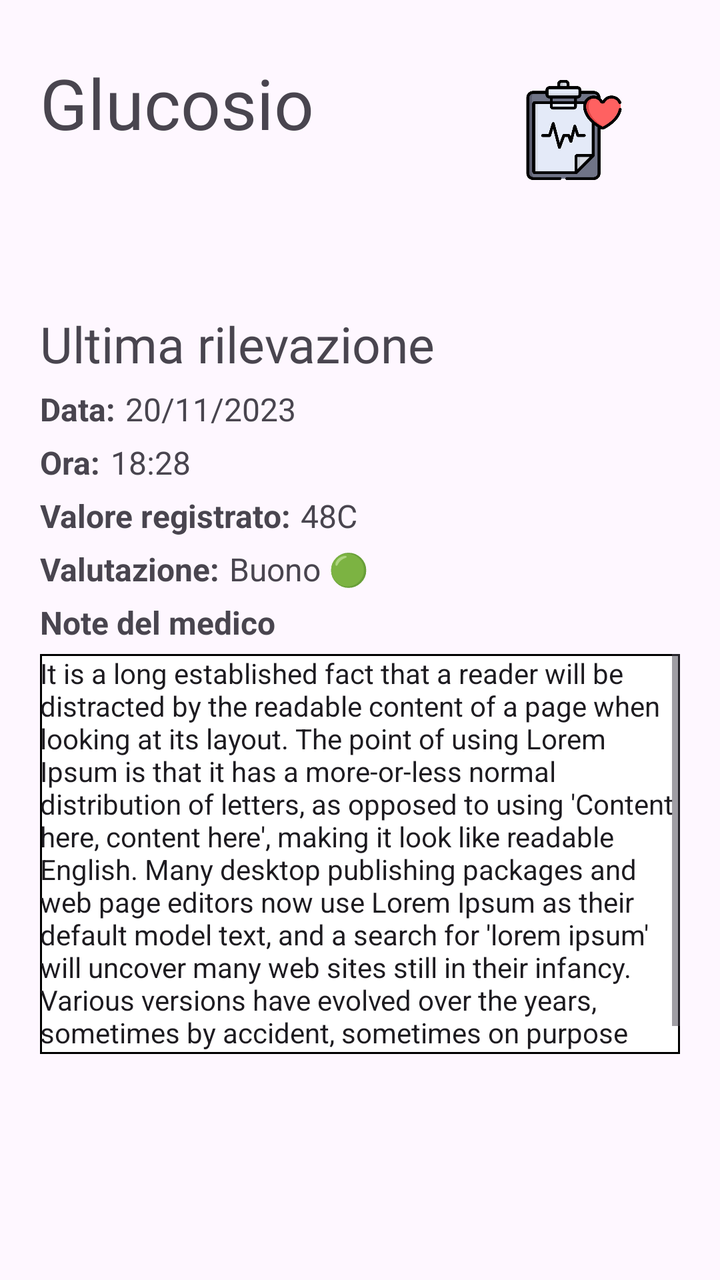
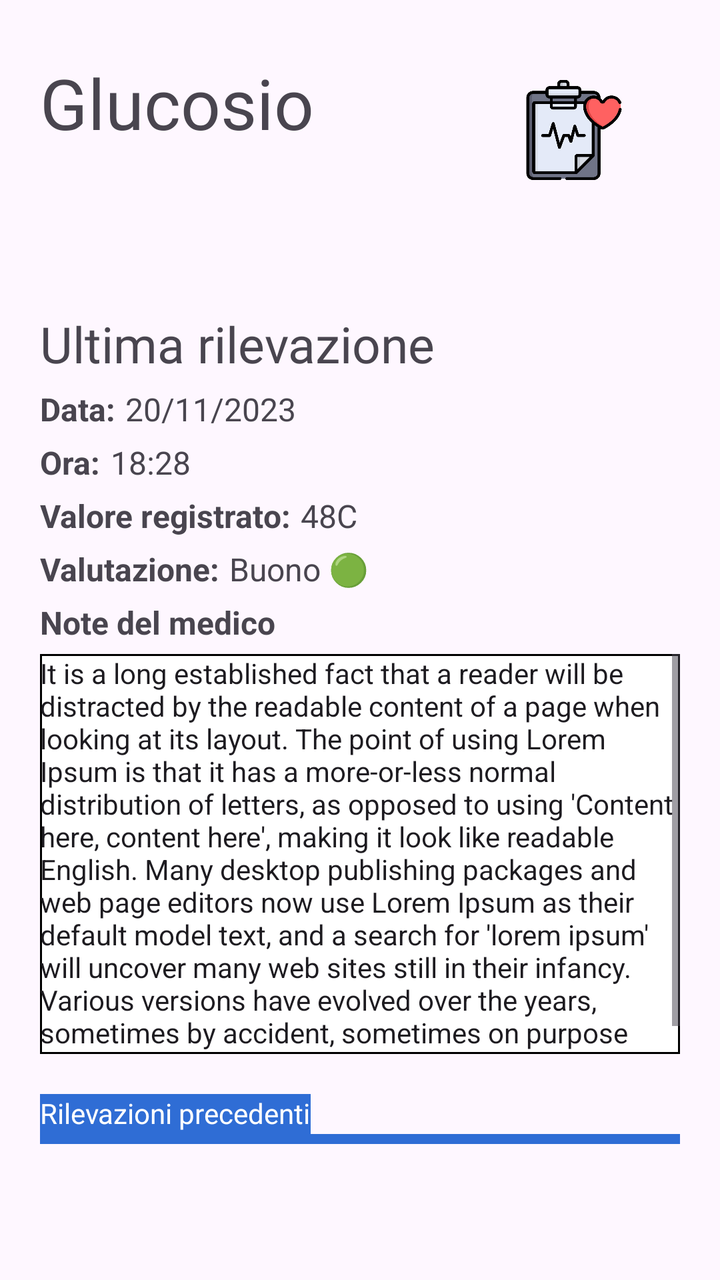

The first picture is an Android layout as it rendered before a commit; the second is the same layout after the commit. The layout source and the unified diff follow.
<!-- AndroidManifest.xml: application theme Theme.AsilApp -->
<!-- res/layout/fragment_detail_health_history.xml -->
<?xml version="1.0" encoding="utf-8"?>
<ScrollView xmlns:app="http://schemas.android.com/apk/res-auto"
    xmlns:tools="http://schemas.android.com/tools"
    android:layout_width="match_parent"
    android:layout_height="match_parent"
    xmlns:android="http://schemas.android.com/apk/res/android">
<androidx.constraintlayout.widget.ConstraintLayout
    android:layout_width="match_parent"
    android:layout_height="match_parent"
    tools:context=".view.home.DetailHealthHistoryFragment">


    <TextView
        android:id="@+id/detailHealthHistoryTitle"
        android:layout_width="270dp"
        android:layout_height="103dp"
        android:layout_marginLeft="20dp"
        android:layout_marginTop="28dp"
        android:layout_marginRight="20dp"
        android:fontFamily="@font/titillium_web_bold"
        android:text="Glucosio"
        android:textSize="@dimen/textDetailHealthHistoryTitle"
        app:layout_constraintHorizontal_bias="0.0"
        app:layout_constraintLeft_toLeftOf="parent"
        app:layout_constraintRight_toLeftOf="@+id/iconDetailTitle"
        app:layout_constraintTop_toTopOf="parent" />

    <ImageView
        android:id="@+id/iconDetailTitle"
        android:layout_width="50dp"
        android:layout_height="50dp"
        android:layout_marginTop="40dp"
        android:layout_marginRight="48dp"
        android:src="@drawable/medical_history"
        app:layout_constraintRight_toRightOf="parent"
        app:layout_constraintTop_toTopOf="parent">

    </ImageView>

    <TextView
        android:id="@+id/lastRecordHealthHistory"
        android:layout_width="wrap_content"
        android:layout_height="wrap_content"
        android:layout_marginStart="20dp"
        android:layout_marginTop="24dp"
        android:fontFamily="@font/titillium_web_bold"
        android:text="@string/lastRecordHealtHistory"
        android:textSize="25dp"
        app:layout_constraintStart_toStartOf="parent"
        app:layout_constraintTop_toBottomOf="@+id/detailHealthHistoryTitle" />


    <TextView
        android:id="@+id/dateLastRecordHealthHistoryLabel"
        android:layout_width="wrap_content"
        android:layout_height="wrap_content"
        android:layout_marginStart="20dp"
        android:layout_marginTop="5dp"
        android:text="@string/dateLastRecordHealthHistoryLabel"
        android:textSize="@dimen/valueDetailHealthHistory"
        android:textStyle="bold"
        app:layout_constraintStart_toStartOf="parent"
        app:layout_constraintTop_toBottomOf="@+id/lastRecordHealthHistory" />

    <TextView
        android:id="@+id/dateLastRecordHealthHistory"
        android:layout_width="wrap_content"
        android:layout_height="wrap_content"
        android:layout_marginLeft="5dp"
        android:layout_marginTop="5dp"
        android:text="20/11/2023"
        android:textSize="@dimen/valueDetailHealthHistory"
        app:layout_constraintLeft_toRightOf="@+id/dateLastRecordHealthHistoryLabel"
        app:layout_constraintTop_toBottomOf="@+id/lastRecordHealthHistory" />


    <TextView
        android:id="@+id/timeLastRecordHealthHistoryLabel"
        android:layout_width="wrap_content"
        android:layout_height="wrap_content"
        android:layout_marginStart="20dp"
        android:layout_marginTop="5dp"
        android:text="@string/timeLastRecordHealthHistoryLabel"
        android:textSize="@dimen/valueDetailHealthHistory"
        android:textStyle="bold"
        app:layout_constraintStart_toStartOf="parent"
        app:layout_constraintTop_toBottomOf="@+id/dateLastRecordHealthHistory" />

    <TextView
        android:id="@+id/timeLastRecordHealthHistory"
        android:layout_width="wrap_content"
        android:layout_height="wrap_content"
        android:layout_marginLeft="5dp"
        android:layout_marginTop="5dp"
        android:text="18:28"
        android:textSize="@dimen/valueDetailHealthHistory"
        app:layout_constraintLeft_toRightOf="@+id/timeLastRecordHealthHistoryLabel"
        app:layout_constraintTop_toBottomOf="@+id/dateLastRecordHealthHistory" />



    <TextView
        android:id="@+id/valueLastRecordHealthHistoryLabel"
        android:layout_width="wrap_content"
        android:layout_height="wrap_content"
        android:layout_marginStart="20dp"
        android:layout_marginTop="5dp"
        android:text="@string/valueLastRecordHealthHistoryLabel"
        android:textSize="@dimen/valueDetailHealthHistory"
        android:textStyle="bold"
        app:layout_constraintStart_toStartOf="parent"
        app:layout_constraintTop_toBottomOf="@+id/timeLastRecordHealthHistory" />

    <TextView
        android:id="@+id/valueLastRecordHealthHistory"
        android:layout_width="wrap_content"
        android:layout_height="wrap_content"
        android:layout_marginLeft="5dp"
        android:layout_marginTop="5dp"
        android:text="48"
        android:textSize="@dimen/valueDetailHealthHistory"
        app:layout_constraintLeft_toRightOf="@+id/valueLastRecordHealthHistoryLabel"
        app:layout_constraintTop_toBottomOf="@+id/timeLastRecordHealthHistory" />

    <TextView
        android:id="@+id/unityDetaildHealthHistory"
        android:layout_width="wrap_content"
        android:layout_height="wrap_content"
        android:layout_marginLeft="0dp"
        android:layout_marginTop="5dp"
        android:text="@string/unityTemperature"
        android:textSize="@dimen/valueDetailHealthHistory"
        app:layout_constraintLeft_toRightOf="@+id/valueLastRecordHealthHistory"
        app:layout_constraintTop_toBottomOf="@+id/timeLastRecordHealthHistory" />



    <TextView
        android:id="@+id/evalutationLastRecordHealthHistoryLabel"
        android:layout_width="wrap_content"
        android:layout_height="wrap_content"
        android:layout_marginStart="20dp"
        android:layout_marginTop="5dp"
        android:text="@string/evalutationLastRecordHealthHistoryLabel"
        android:textSize="@dimen/valueDetailHealthHistory"
        android:textStyle="bold"
        app:layout_constraintStart_toStartOf="parent"
        app:layout_constraintTop_toBottomOf="@+id/valueLastRecordHealthHistory" />

    <TextView
        android:id="@+id/evalutationLastRecordHealthHistory"
        android:layout_width="wrap_content"
        android:layout_height="wrap_content"
        android:layout_marginLeft="5dp"
        android:layout_marginTop="5dp"
        android:text="Buono 🟢"
        android:textSize="@dimen/valueDetailHealthHistory"
        app:layout_constraintLeft_toRightOf="@+id/evalutationLastRecordHealthHistoryLabel"
        app:layout_constraintTop_toBottomOf="@+id/valueLastRecordHealthHistory" />



    <TextView
        android:id="@+id/doctorNotesLastRecordHealthHistoryLabel"
        android:layout_width="wrap_content"
        android:layout_height="wrap_content"
        android:layout_marginStart="20dp"
        android:layout_marginTop="5dp"
        android:text="@string/doctorNotesLastRecordHealthHistoryLabel"
        android:textSize="@dimen/valueDetailHealthHistory"
        android:textStyle="bold"
        app:layout_constraintStart_toStartOf="parent"
        app:layout_constraintTop_toBottomOf="@+id/evalutationLastRecordHealthHistory" />


    <EditText
        android:id="@+id/doctorNotesLastRecordHealthHistory"
        android:layout_width="match_parent"
        android:layout_height="200dp"
        android:layout_marginStart="20dp"
        android:layout_marginTop="5dp"
        android:editable="false"
        android:layout_marginEnd="20dp"
        android:background="@drawable/border"
        android:scrollbarAlwaysDrawHorizontalTrack="false"
        android:scrollbarAlwaysDrawVerticalTrack="false"
        android:scrollbars="vertical"
        android:textSize="@dimen/textSizeDoctorNotes"
        android:text="It is a long established fact that a reader will be distracted by the readable content of a page when looking at its layout. The point of using Lorem Ipsum is that it has a more-or-less normal distribution of letters, as opposed to using 'Content here, content here', making it look like readable English. Many desktop publishing packages and web page editors now use Lorem Ipsum as their default model text, and a search for 'lorem ipsum' will uncover many web sites still in their infancy. Various versions have evolved over the years, sometimes by accident, sometimes on purpose (injected humour and the like)."
        app:layout_constraintEnd_toEndOf="parent"
        app:layout_constraintStart_toStartOf="parent"
        app:layout_constraintTop_toBottomOf="@+id/doctorNotesLastRecordHealthHistoryLabel" />

</androidx.constraintlayout.widget.ConstraintLayout>
</ScrollView>
<!-- resources referenced by this layout -->
<resources>
  <dimen name="textDetailHealthHistoryTitle">35dp</dimen>
  <dimen name="textSizeDoctorNotes">14dp</dimen>
  <dimen name="valueDetailHealthHistory">16dp</dimen>
  <!-- drawable border (drawable) -->
  <shape xmlns:android="http://schemas.android.com/apk/res/android" android:shape="rectangle" >
      <solid android:color="@android:color/white" />
      <stroke android:width="1dip" android:color="@color/black"/>
  </shape>
  <!-- drawable medical_history: png bitmap (drawable, 22999 bytes) -->
  <string name="dateLastRecordHealthHistoryLabel">Data:</string>
  <string name="doctorNotesLastRecordHealthHistoryLabel">Note del medico</string>
  <string name="evalutationLastRecordHealthHistoryLabel">Valutazione:</string>
  <string name="lastRecordHealtHistory">Ultima rilevazione</string>
  <string name="timeLastRecordHealthHistoryLabel">Ora:</string>
  <string name="unityTemperature">C</string>
  <string name="valueLastRecordHealthHistoryLabel">Valore registrato:</string>
  <style name="Theme.AsilApp" parent="Base.Theme.AsilApp" />
  <color name="black">#FF000000</color>
  <style name="Base.Theme.AsilApp" parent="Theme.Material3.DayNight.NoActionBar">
          
          
      </style>
</resources>

<!-- the commit's change to res/layout/fragment_detail_health_history.xml (unified diff, before → after) -->
@@ -191,5 +191,30 @@
         app:layout_constraintStart_toStartOf="parent"
         app:layout_constraintTop_toBottomOf="@+id/doctorNotesLastRecordHealthHistoryLabel" />
 
+
+    <TextView
+        android:layout_width="wrap_content"
+        app:layout_constraintBottom_toTopOf="@+id/blackLine"
+        app:layout_constraintLeft_toLeftOf="parent"
+        android:layout_marginLeft="20dp"
+        android:textColor="@color/white"
+        android:background="@color/appMainColor"
+        android:text="Rilevazioni precedenti"
+        android:layout_height="20dp">
+
+    </TextView>
+
+    <View
+        android:id="@+id/blackLine"
+        app:layout_constraintTop_toBottomOf="@+id/doctorNotesLastRecordHealthHistory"
+        android:background="@color/appMainColor"
+        app:layout_constraintStart_toStartOf="parent"
+        app:layout_constraintEnd_toEndOf="parent"
+        android:layout_marginStart="20dp"
+        android:layout_marginEnd="20dp"
+        android:layout_marginTop="40dp"
+        android:layout_width = "match_parent"
+        android:layout_height="5dp"/>
+
 </androidx.constraintlayout.widget.ConstraintLayout>
 </ScrollView>
<!-- resource entries referenced after the edit -->
@@ -1,5 +1,7 @@
 <!-- resources referenced by this layout -->
 <resources>
+  <color name="appMainColor">#2f6dd5</color>
+  <color name="white">#FFFFFFFF</color>
   <dimen name="textDetailHealthHistoryTitle">35dp</dimen>
   <dimen name="textSizeDoctorNotes">14dp</dimen>
   <dimen name="valueDetailHealthHistory">16dp</dimen>
